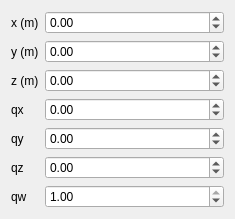
ros-industrial/industrial_calibration, file widget/src/transform_guess.ui: the form before one commit.
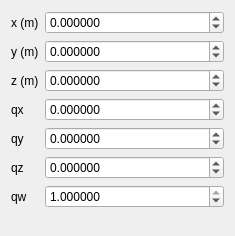
The form after the commit.

Commit message: Updated double spin boxes to have 6 decimal places

Patch:
```diff
--- a/widget/src/transform_guess.ui
+++ b/widget/src/transform_guess.ui
@@ -7,7 +7,7 @@
     <x>0</x>
     <y>0</y>
     <width>235</width>
-    <height>206</height>
+    <height>236</height>
    </rect>
   </property>
   <property name="sizePolicy">
@@ -29,6 +29,9 @@
    </item>
    <item row="0" column="1">
     <widget class="QDoubleSpinBox" name="double_spin_box_x">
+     <property name="decimals">
+      <number>6</number>
+     </property>
      <property name="minimum">
       <double>-1000000000.000000000000000</double>
      </property>
@@ -49,6 +52,9 @@
    </item>
    <item row="1" column="1">
     <widget class="QDoubleSpinBox" name="double_spin_box_y">
+     <property name="decimals">
+      <number>6</number>
+     </property>
      <property name="minimum">
       <double>-1000000000.000000000000000</double>
      </property>
@@ -69,6 +75,9 @@
    </item>
    <item row="2" column="1">
     <widget class="QDoubleSpinBox" name="double_spin_box_z">
+     <property name="decimals">
+      <number>6</number>
+     </property>
      <property name="minimum">
       <double>-1000000000.000000000000000</double>
      </property>
@@ -89,6 +98,9 @@
    </item>
    <item row="3" column="1">
     <widget class="QDoubleSpinBox" name="double_spin_box_qx">
+     <property name="decimals">
+      <number>6</number>
+     </property>
      <property name="minimum">
       <double>-1.000000000000000</double>
      </property>
@@ -109,6 +121,9 @@
    </item>
    <item row="4" column="1">
     <widget class="QDoubleSpinBox" name="double_spin_box_qy">
+     <property name="decimals">
+      <number>6</number>
+     </property>
      <property name="minimum">
       <double>-1.000000000000000</double>
      </property>
@@ -129,6 +144,9 @@
    </item>
    <item row="5" column="1">
     <widget class="QDoubleSpinBox" name="double_spin_box_qz">
+     <property name="decimals">
+      <number>6</number>
+     </property>
      <property name="minimum">
       <double>-1.000000000000000</double>
      </property>
@@ -149,6 +167,9 @@
    </item>
    <item row="6" column="1">
     <widget class="QDoubleSpinBox" name="double_spin_box_qw">
+     <property name="decimals">
+      <number>6</number>
+     </property>
      <property name="minimum">
       <double>-1.000000000000000</double>
      </property>
```
The commit also changes 4 other files.
